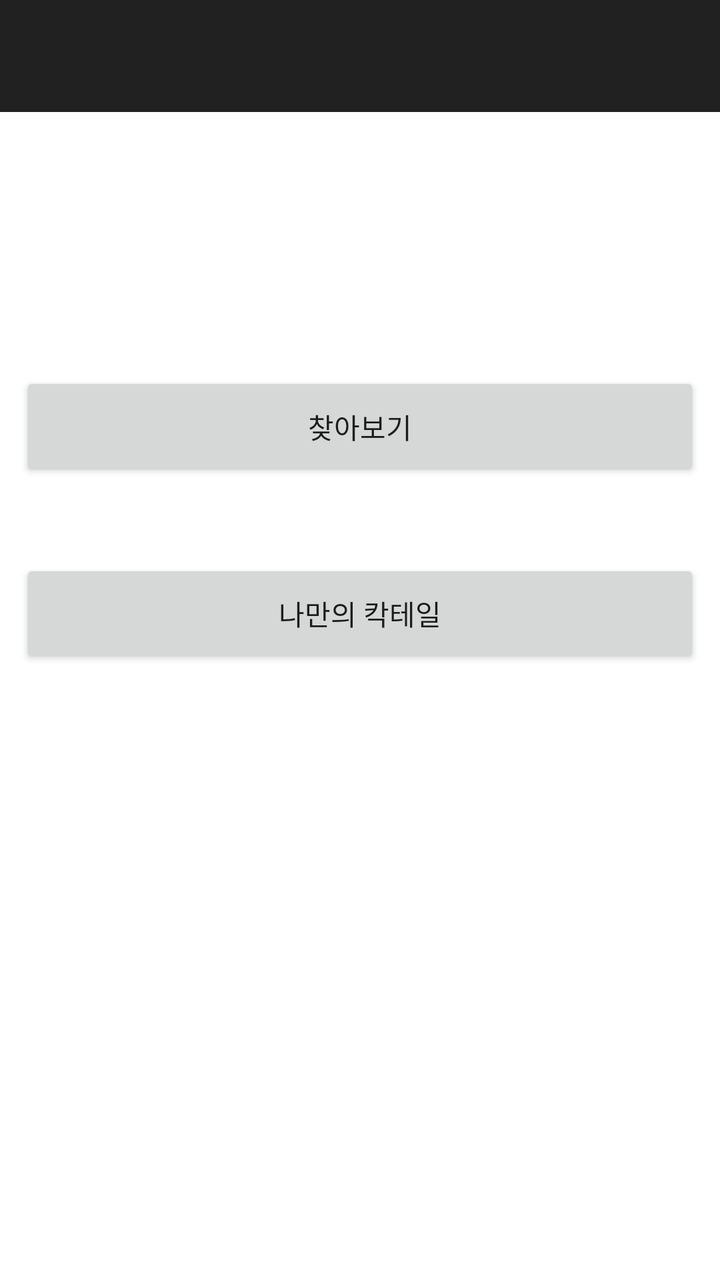
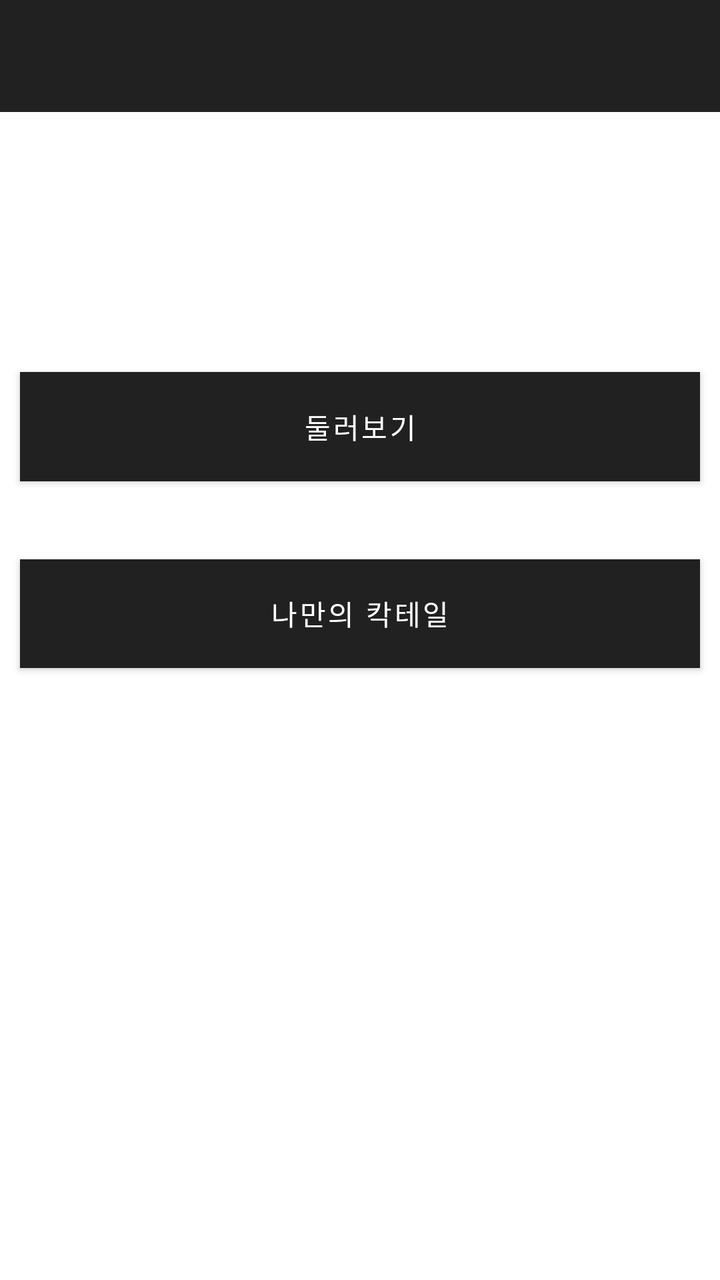

Before-and-after screenshots of an Android layout around one commit, followed by the original layout XML and the change that was made.
<!-- AndroidManifest.xml: application theme Theme.MaterialComponents.DayNight.DarkActionBar -->
<!-- res/layout/main_menu.xml -->
<?xml version="1.0" encoding="utf-8"?>
<androidx.constraintlayout.widget.ConstraintLayout xmlns:android="http://schemas.android.com/apk/res/android"
    xmlns:app="http://schemas.android.com/apk/res-auto"
    android:layout_width="match_parent"
    android:layout_height="match_parent">

    <Button
        android:id="@+id/searchbutton"
        android:layout_width="0dp"
        android:layout_height="0dp"
        android:layout_marginStart="10dp"

        android:layout_marginEnd="10dp"
        android:layout_marginBottom="39dp"
        android:text="찾아보기"
        app:layout_constraintBottom_toTopOf="@+id/mycocktail"
        app:layout_constraintEnd_toEndOf="parent"
        app:layout_constraintStart_toStartOf="parent"
        app:layout_constraintTop_toBottomOf="@+id/materialToolbar3" />

    <Button
        android:id="@+id/mycocktail"
        android:layout_width="0dp"
        android:layout_height="0dp"
        android:layout_marginStart="10dp"
        android:layout_marginEnd="10dp"
        android:layout_marginBottom="306dp"
        android:text="나만의 칵테일"
        app:layout_constraintBottom_toBottomOf="parent"
        app:layout_constraintEnd_toEndOf="parent"
        app:layout_constraintStart_toStartOf="parent"
        app:layout_constraintTop_toBottomOf="@+id/searchbutton" />

    <com.google.android.material.appbar.MaterialToolbar
        android:id="@+id/materialToolbar3"
        android:layout_width="0dp"
        android:layout_height="wrap_content"
        android:layout_marginBottom="130dp"
        android:background="?attr/colorPrimary"
        android:minHeight="?attr/actionBarSize"
        android:theme="?attr/actionBarTheme"
        app:layout_constraintBottom_toTopOf="@+id/searchbutton"
        app:layout_constraintEnd_toEndOf="parent"
        app:layout_constraintStart_toStartOf="parent"
        app:layout_constraintTop_toTopOf="parent" />
</androidx.constraintlayout.widget.ConstraintLayout>
<!-- resources referenced by this layout -->
<resources>

</resources>

<!-- the commit's change to res/layout/main_menu.xml (unified diff, before → after) -->
@@ -6,13 +6,16 @@
 
     <Button
         android:id="@+id/searchbutton"
+        style="@style/Widget.MaterialComponents.Button"
         android:layout_width="0dp"
         android:layout_height="0dp"
+
         android:layout_marginStart="10dp"
-
         android:layout_marginEnd="10dp"
         android:layout_marginBottom="39dp"
-        android:text="찾아보기"
+
+        android:background="#3F3F3F"
+        android:text="둘러보기"
         app:layout_constraintBottom_toTopOf="@+id/mycocktail"
         app:layout_constraintEnd_toEndOf="parent"
         app:layout_constraintStart_toStartOf="parent"
@@ -20,11 +23,13 @@
 
     <Button
         android:id="@+id/mycocktail"
+        style="@style/Widget.MaterialComponents.Button"
         android:layout_width="0dp"
         android:layout_height="0dp"
         android:layout_marginStart="10dp"
         android:layout_marginEnd="10dp"
         android:layout_marginBottom="306dp"
+        android:background="#3F3F3F"
         android:text="나만의 칵테일"
         app:layout_constraintBottom_toBottomOf="parent"
         app:layout_constraintEnd_toEndOf="parent"
